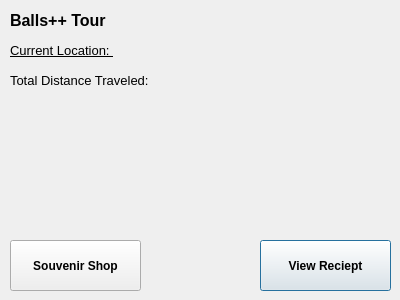
NonBlu/Project-2-CS1D-Team-B, file tourpage.ui: the form before one commit.
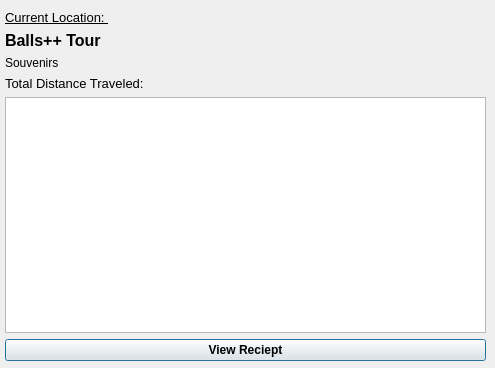
The form after the commit.

Commit message: souvenir purchasing rough draft completed

Patch:
```diff
--- a/tourpage.ui
+++ b/tourpage.ui
@@ -6,77 +6,25 @@
    <rect>
     <x>0</x>
     <y>0</y>
-    <width>400</width>
-    <height>300</height>
+    <width>495</width>
+    <height>368</height>
    </rect>
   </property>
   <property name="windowTitle">
    <string>Tour!</string>
   </property>
-  <widget class="QPushButton" name="recieptButton">
+  <widget class="QWidget" name="">
    <property name="geometry">
     <rect>
-     <x>260</x>
-     <y>240</y>
-     <width>131</width>
-     <height>51</height>
-    </rect>
-   </property>
-   <property name="font">
-    <font>
-     <bold>true</bold>
-    </font>
-   </property>
-   <property name="text">
-    <string>View Reciept</string>
-   </property>
-  </widget>
-  <widget class="QPushButton" name="souvenirButton">
-   <property name="geometry">
-    <rect>
-     <x>10</x>
-     <y>240</y>
-     <width>131</width>
-     <height>51</height>
-    </rect>
-   </property>
-   <property name="font">
-    <font>
-     <bold>true</bold>
-    </font>
-   </property>
-   <property name="text">
-    <string>Souvenir Shop</string>
-   </property>
-  </widget>
-  <widget class="QLabel" name="titleLabel">
-   <property name="geometry">
-    <rect>
-     <x>10</x>
+     <x>5</x>
      <y>10</y>
-     <width>261</width>
-     <height>21</height>
+     <width>481</width>
+     <height>351</height>
     </rect>
    </property>
-   <property name="font">
-    <font>
-     <pointsize>12</pointsize>
-     <bold>true</bold>
-    </font>
-   </property>
-   <property name="text">
-    <string>Balls++ Tour</string>
-   </property>
-  </widget>
+   <layout class="QVBoxLayout" name="verticalLayout">
+    <item>
   <widget class="QLabel" name="locationLabel">
-   <property name="geometry">
-    <rect>
-     <x>10</x>
-     <y>40</y>
-     <width>261</width>
-     <height>21</height>
-    </rect>
-   </property>
    <property name="font">
     <font>
      <pointsize>10</pointsize>
@@ -88,15 +36,29 @@
     <string>Current Location: </string>
    </property>
   </widget>
+    </item>
+    <item>
+     <widget class="QLabel" name="titleLabel">
+      <property name="font">
+       <font>
+        <pointsize>12</pointsize>
+        <bold>true</bold>
+       </font>
+      </property>
+      <property name="text">
+       <string>Balls++ Tour</string>
+      </property>
+     </widget>
+    </item>
+    <item>
+     <widget class="QLabel" name="label">
+      <property name="text">
+       <string>Souvenirs</string>
+      </property>
+     </widget>
+    </item>
+    <item>
   <widget class="QLabel" name="totalDistanceLabel">
-   <property name="geometry">
-    <rect>
-     <x>10</x>
-     <y>70</y>
-     <width>261</width>
-     <height>21</height>
-    </rect>
-   </property>
    <property name="font">
     <font>
      <pointsize>10</pointsize>
@@ -107,6 +69,24 @@
    <property name="text">
     <string>Total Distance Traveled:</string>
    </property>
+     </widget>
+    </item>
+    <item>
+     <widget class="QTableWidget" name="souvenirTable"/>
+    </item>
+    <item>
+     <widget class="QPushButton" name="recieptButton">
+      <property name="font">
+       <font>
+        <bold>true</bold>
+       </font>
+      </property>
+      <property name="text">
+       <string>View Reciept</string>
+      </property>
+     </widget>
+    </item>
+   </layout>
   </widget>
  </widget>
  <resources/>
```
Lines whose indentation alone changed are shown as unchanged. The commit also changes 17 other files.
